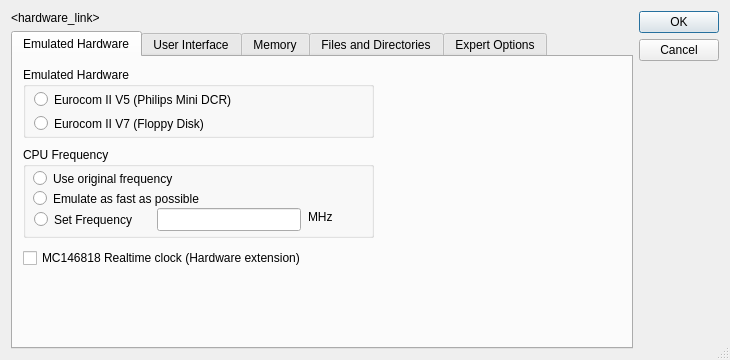
Above: src/fsetup.ui from aladur/flexemu before the change. Below: the same form after it.
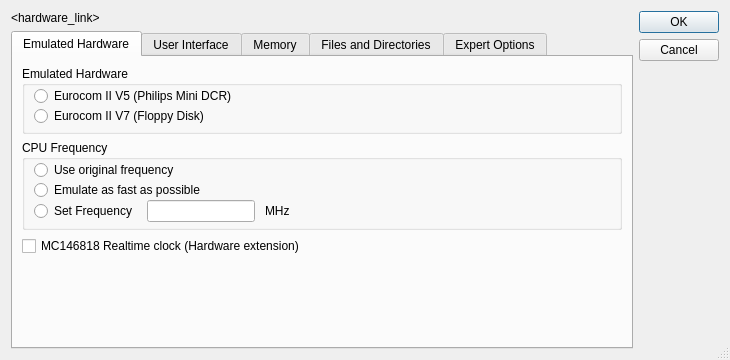
That is the form after the change. The open tabs and pages were chosen to show the change. Icons and pictures are not drawn.

Commit message:
Linux: fsetup layout improved.
- Layout now supports larger/smaller font sizes.

Patch:
```diff
--- a/src/fsetup.ui
+++ b/src/fsetup.ui
@@ -18,8 +18,8 @@
   </property>
   <property name="minimumSize">
    <size>
-    <width>640</width>
-    <height>360</height>
+    <width>0</width>
+    <height>0</height>
    </size>
   </property>
   <property name="windowTitle">
@@ -69,115 +69,107 @@
         <attribute name="title">
          <string>Emulated Hardware</string>
         </attribute>
+        <layout class="QVBoxLayout" name="verticalLayout_9">
+         <item>
         <widget class="QGroupBox" name="g_emulatedHardware">
-         <property name="geometry">
-          <rect>
-           <x>10</x>
-           <y>10</y>
-           <width>351</width>
-           <height>71</height>
-          </rect>
-         </property>
          <property name="title">
           <string>Emulated Hardware</string>
          </property>
+           <layout class="QVBoxLayout" name="verticalLayout_7">
+            <property name="spacing">
+             <number>0</number>
+            </property>
+            <property name="topMargin">
+             <number>0</number>
+            </property>
+            <property name="bottomMargin">
+             <number>5</number>
+            </property>
+            <item>
          <widget class="QRadioButton" name="r_eurocom2v5">
-          <property name="geometry">
-           <rect>
-            <x>11</x>
-            <y>21</y>
-            <width>311</width>
-            <height>23</height>
-           </rect>
-          </property>
           <property name="text">
            <string>Eurocom II V5 (Philips Mini DCR)</string>
           </property>
          </widget>
+            </item>
+            <item>
          <widget class="QRadioButton" name="r_eurocom2v7">
-          <property name="geometry">
-           <rect>
-            <x>11</x>
-            <y>45</y>
-            <width>311</width>
-            <height>23</height>
-           </rect>
-          </property>
           <property name="text">
            <string>Eurocom II V7 (Floppy Disk)</string>
           </property>
          </widget>
-        </widget>
+            </item>
+           </layout>
+          </widget>
+         </item>
+         <item>
         <widget class="QGroupBox" name="g_cpuFrequency">
-         <property name="geometry">
-          <rect>
-           <x>10</x>
-           <y>90</y>
-           <width>351</width>
-           <height>91</height>
-          </rect>
-         </property>
          <property name="title">
           <string>CPU Frequency</string>
          </property>
+           <layout class="QVBoxLayout" name="verticalLayout_8">
+            <property name="spacing">
+             <number>0</number>
+            </property>
+            <property name="topMargin">
+             <number>0</number>
+            </property>
+            <property name="bottomMargin">
+             <number>5</number>
+            </property>
+            <item>
          <widget class="QRadioButton" name="r_frequencyOriginal">
-          <property name="geometry">
-           <rect>
-            <x>10</x>
-            <y>20</y>
-            <width>311</width>
-            <height>23</height>
-           </rect>
-          </property>
           <property name="text">
            <string>Use original frequency</string>
           </property>
          </widget>
+            </item>
+            <item>
          <widget class="QRadioButton" name="r_frequencyFast">
-          <property name="geometry">
-           <rect>
-            <x>10</x>
-            <y>40</y>
-            <width>311</width>
-            <height>23</height>
-           </rect>
-          </property>
           <property name="text">
            <string>Emulate as fast as possible</string>
           </property>
          </widget>
+            </item>
+            <item>
+             <layout class="QHBoxLayout" name="horizontalLayout_2" stretch="0,0,0,0">
+              <property name="spacing">
+               <number>10</number>
+              </property>
+              <property name="leftMargin">
+               <number>0</number>
+              </property>
+              <property name="topMargin">
+               <number>0</number>
+              </property>
+              <property name="rightMargin">
+               <number>9</number>
+              </property>
+              <item>
          <widget class="QRadioButton" name="r_frequencySet">
-          <property name="geometry">
-           <rect>
-            <x>11</x>
-            <y>61</y>
-            <width>116</width>
-            <height>23</height>
-           </rect>
-          </property>
           <property name="text">
            <string>Set Frequency</string>
           </property>
          </widget>
+              </item>
+              <item>
          <widget class="QLineEdit" name="e_frequency">
-          <property name="geometry">
-           <rect>
-            <x>134</x>
-            <y>61</y>
-            <width>144</width>
-            <height>23</height>
-           </rect>
-          </property>
-         </widget>
+                <property name="sizePolicy">
+                 <sizepolicy hsizetype="Preferred" vsizetype="Preferred">
+                  <horstretch>0</horstretch>
+                  <verstretch>0</verstretch>
+                 </sizepolicy>
+                </property>
+                <property name="minimumSize">
+                 <size>
+                  <width>100</width>
+                  <height>0</height>
+                 </size>
+                </property>
+               </widget>
+              </item>
+              <item>
          <widget class="QLabel" name="l_mhz">
-          <property name="geometry">
-           <rect>
-            <x>285</x>
-            <y>61</y>
-            <width>26</width>
-            <height>17</height>
-           </rect>
-          </property>
           <property name="text">
            <string>MHz</string>
           </property>
@@ -185,20 +177,46 @@
            <cstring>e_frequency</cstring>
           </property>
          </widget>
-        </widget>
+              </item>
+              <item>
+               <spacer name="horizontalSpacer">
+                <property name="orientation">
+                 <enum>Qt::Horizontal</enum>
+                </property>
+                <property name="sizeHint" stdset="0">
+                 <size>
+                  <width>2</width>
+                  <height>20</height>
+                 </size>
+                </property>
+               </spacer>
+              </item>
+             </layout>
+            </item>
+           </layout>
+          </widget>
+         </item>
+         <item>
         <widget class="QCheckBox" name="c_useRtc">
-         <property name="geometry">
-          <rect>
-           <x>10</x>
-           <y>190</y>
-           <width>351</width>
-           <height>22</height>
-          </rect>
-         </property>
          <property name="text">
           <string>MC146818 Realtime clock (Hardware extension)</string>
          </property>
         </widget>
+         </item>
+         <item>
+          <spacer name="verticalSpacer_4">
+           <property name="orientation">
+            <enum>Qt::Vertical</enum>
+           </property>
+           <property name="sizeHint" stdset="0">
+            <size>
+             <width>20</width>
+             <height>2</height>
+            </size>
+           </property>
+          </spacer>
+         </item>
+        </layout>
        </widget>
        <widget class="QWidget" name="t_userInterface">
         <property name="layoutDirection">
```
Left out of the diff: 499 changed lines with no effect on the pictures. Lines whose indentation alone changed are shown as unchanged. The commit also changes 2 other files.
